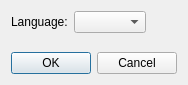
Above: options.ui from HappySeaFox/phrasebooks before the change. Below: the same form after it.
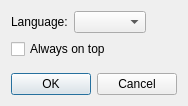
That is the form after the change.

Commit message: "Always on top" setting

Patch:
```diff
--- a/options.ui
+++ b/options.ui
@@ -7,14 +7,37 @@
    <rect>
     <x>0</x>
     <y>0</y>
-    <width>175</width>
-    <height>85</height>
+    <width>174</width>
+    <height>106</height>
    </rect>
   </property>
   <property name="windowTitle">
    <string extracomment="Window title">Options</string>
   </property>
   <layout class="QGridLayout" name="gridLayout">
+   <item row="3" column="0">
+    <widget class="QDialogButtonBox" name="buttonBox">
+     <property name="orientation">
+      <enum>Qt::Horizontal</enum>
+     </property>
+     <property name="standardButtons">
+      <set>QDialogButtonBox::Cancel|QDialogButtonBox::Ok</set>
+     </property>
+    </widget>
+   </item>
+   <item row="2" column="0">
+    <spacer name="verticalSpacer">
+     <property name="orientation">
+      <enum>Qt::Vertical</enum>
+     </property>
+     <property name="sizeHint" stdset="0">
+      <size>
+       <width>20</width>
+       <height>0</height>
+      </size>
+     </property>
+    </spacer>
+   </item>
    <item row="0" column="0">
     <layout class="QHBoxLayout" name="horizontalLayout">
      <item>
@@ -54,25 +77,9 @@
     </layout>
    </item>
    <item row="1" column="0">
-    <spacer name="verticalSpacer">
-     <property name="orientation">
-      <enum>Qt::Vertical</enum>
-     </property>
-     <property name="sizeHint" stdset="0">
-      <size>
-       <width>20</width>
-       <height>0</height>
-      </size>
-     </property>
-    </spacer>
-   </item>
-   <item row="2" column="0">
-    <widget class="QDialogButtonBox" name="buttonBox">
-     <property name="orientation">
-      <enum>Qt::Horizontal</enum>
-     </property>
-     <property name="standardButtons">
-      <set>QDialogButtonBox::Cancel|QDialogButtonBox::Ok</set>
+    <widget class="QCheckBox" name="checkOnTop">
+     <property name="text">
+      <string>Always on top</string>
      </property>
     </widget>
    </item>
```
The commit also changes 5 other files.
